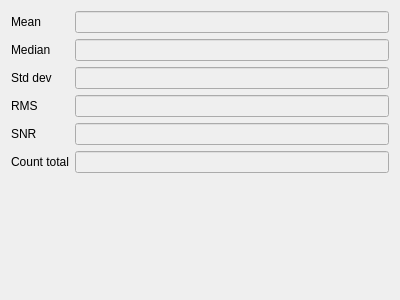
spacetelescope/specviz, file specviz/plugins/statistics/statistics.ui: the form before one commit.
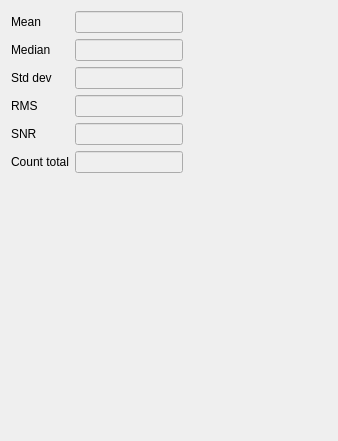
The form after the commit.

```diff
--- a/specviz/plugins/statistics/statistics.ui
+++ b/specviz/plugins/statistics/statistics.ui
@@ -6,8 +6,8 @@
    <rect>
     <x>0</x>
     <y>0</y>
-    <width>400</width>
-    <height>300</height>
+    <width>338</width>
+    <height>441</height>
    </rect>
   </property>
   <property name="windowTitle">
@@ -16,6 +16,9 @@
   <layout class="QVBoxLayout" name="verticalLayout">
    <item>
     <layout class="QFormLayout" name="formLayout">
+     <property name="fieldGrowthPolicy">
+      <enum>QFormLayout::FieldsStayAtSizeHint</enum>
+     </property>
      <item row="1" column="0">
       <widget class="QLabel" name="meanLabel">
        <property name="text">
@@ -105,6 +108,33 @@
      </item>
     </layout>
    </item>
+   <item>
+    <widget class="QLineEdit" name="status_display">
+     <property name="enabled">
+      <bool>false</bool>
+     </property>
+     <property name="styleSheet">
+      <string notr="true">background-color: rgba(255, 255, 255, 0);
+</string>
+     </property>
+     <property name="frame">
+      <bool>false</bool>
+     </property>
+    </widget>
+   </item>
+   <item>
+    <spacer name="verticalSpacer">
+     <property name="orientation">
+      <enum>Qt::Vertical</enum>
+     </property>
+     <property name="sizeHint" stdset="0">
+      <size>
+       <width>20</width>
+       <height>40</height>
+      </size>
+     </property>
+    </spacer>
+   </item>
   </layout>
  </widget>
  <resources/>
```
Left out of the diff: 28 changed lines with no effect on the pictures.
